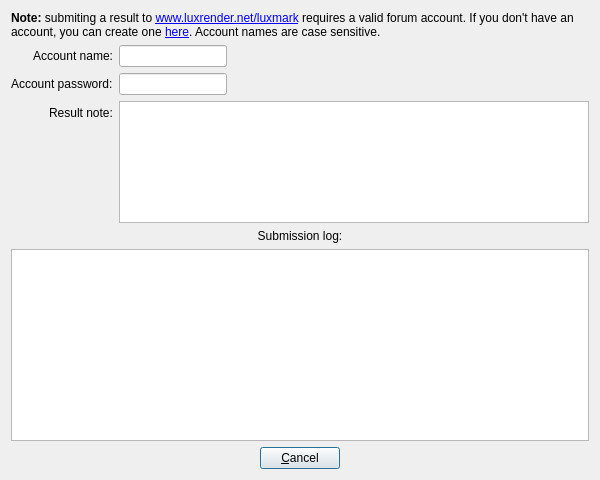
This is samples/luxmark/submitdialog.ui in LuxCoreRender/LuxCore as Qt 5 draws it before an edit. The edited form follows.
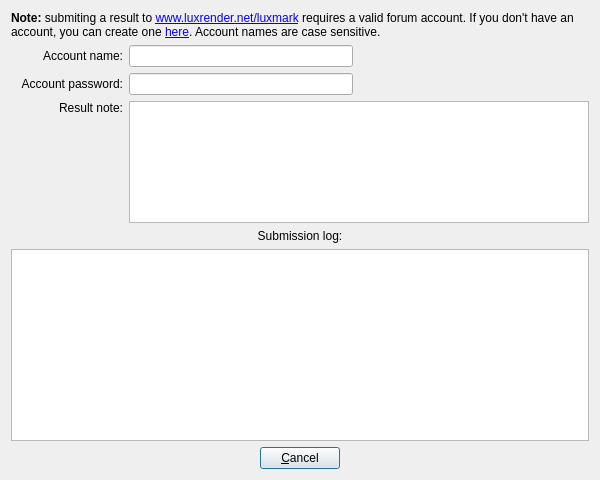
This is the edited form. Icons and pictures are not drawn.

Commit message: LuxMark: increased the width of username and password field in the submit dialog

```diff
--- a/samples/luxmark/submitdialog.ui
+++ b/samples/luxmark/submitdialog.ui
@@ -20,18 +20,15 @@
   <property name="modal">
    <bool>true</bool>
   </property>
-  <layout class="QFormLayout" name="formLayout">
-   <property name="fieldGrowthPolicy">
-    <enum>QFormLayout::AllNonFixedFieldsGrow</enum>
-   </property>
-   <property name="labelAlignment">
-    <set>Qt::AlignRight|Qt::AlignTrailing|Qt::AlignVCenter</set>
-   </property>
-   <property name="formAlignment">
-    <set>Qt::AlignHCenter|Qt::AlignTop</set>
-   </property>
-   <item row="0" column="0" colspan="2">
+  <layout class="QGridLayout" name="gridLayout">
+   <item row="0" column="0" colspan="4">
     <widget class="QLabel" name="noteLabel">
+     <property name="sizePolicy">
+      <sizepolicy hsizetype="Expanding" vsizetype="Preferred">
+       <horstretch>1</horstretch>
+       <verstretch>0</verstretch>
+      </sizepolicy>
+     </property>
      <property name="text">
       <string>&lt;b&gt;Note:&lt;/b&gt; submiting a result to &lt;a href=&quot;http://www.luxrender.net/luxmark&quot;&gt;www.luxrender.net/luxmark&lt;/a&gt; requires a valid forum account. If you don't have an account, you can create one &lt;a href=&quot;http://www.luxrender.net/forum/ucp.php?mode=register&quot;&gt;here&lt;/a&gt;. Account names are case sensitive.</string>
      </property>
@@ -52,14 +49,8 @@
      </property>
     </widget>
    </item>
-   <item row="3" column="0">
+   <item row="1" column="0">
     <widget class="QLabel" name="accountNameLabel">
-     <property name="sizePolicy">
-      <sizepolicy hsizetype="Preferred" vsizetype="Preferred">
-       <horstretch>0</horstretch>
-       <verstretch>0</verstretch>
-      </sizepolicy>
-     </property>
      <property name="text">
       <string>Account name:</string>
      </property>
@@ -68,11 +59,11 @@
      </property>
     </widget>
    </item>
-   <item row="3" column="1">
+   <item row="1" column="1">
     <widget class="QLineEdit" name="nameEdit">
      <property name="sizePolicy">
-      <sizepolicy hsizetype="Maximum" vsizetype="Preferred">
-       <horstretch>0</horstretch>
+      <sizepolicy hsizetype="Expanding" vsizetype="Preferred">
+       <horstretch>2</horstretch>
        <verstretch>0</verstretch>
       </sizepolicy>
      </property>
@@ -81,18 +72,21 @@
      </property>
     </widget>
    </item>
-   <item row="4" column="0">
+   <item row="2" column="0">
     <widget class="QLabel" name="accountPwdLabel">
      <property name="text">
       <string>Account password:</string>
      </property>
+     <property name="alignment">
+      <set>Qt::AlignRight|Qt::AlignTrailing|Qt::AlignVCenter</set>
+     </property>
     </widget>
    </item>
-   <item row="4" column="1">
+   <item row="2" column="1">
     <widget class="QLineEdit" name="pwdEdit">
      <property name="sizePolicy">
-      <sizepolicy hsizetype="Maximum" vsizetype="Preferred">
-       <horstretch>0</horstretch>
+      <sizepolicy hsizetype="Expanding" vsizetype="Preferred">
+       <horstretch>2</horstretch>
        <verstretch>0</verstretch>
       </sizepolicy>
      </property>
@@ -101,14 +95,17 @@
      </property>
     </widget>
    </item>
-   <item row="8" column="0">
+   <item row="3" column="0">
     <widget class="QLabel" name="resultNoteLabel">
      <property name="text">
       <string>Result note:</string>
      </property>
+     <property name="alignment">
+      <set>Qt::AlignRight|Qt::AlignTop|Qt::AlignTrailing</set>
+     </property>
     </widget>
    </item>
-   <item row="8" column="1">
+   <item row="3" column="1" colspan="3">
     <widget class="QPlainTextEdit" name="noteTextEdit">
      <property name="sizePolicy">
       <sizepolicy hsizetype="Expanding" vsizetype="Expanding">
@@ -118,8 +115,14 @@
      </property>
     </widget>
    </item>
-   <item row="9" column="0" colspan="2">
+   <item row="4" column="0" colspan="4">
     <widget class="QLabel" name="logLabel">
+     <property name="sizePolicy">
+      <sizepolicy hsizetype="Expanding" vsizetype="Preferred">
+       <horstretch>1</horstretch>
+       <verstretch>0</verstretch>
+      </sizepolicy>
+     </property>
      <property name="text">
       <string>Submission log:</string>
      </property>
@@ -128,11 +131,11 @@
      </property>
     </widget>
    </item>
-   <item row="12" column="0" colspan="2">
+   <item row="5" column="0" colspan="4">
     <widget class="QTextEdit" name="resultText">
      <property name="sizePolicy">
       <sizepolicy hsizetype="Expanding" vsizetype="Expanding">
-       <horstretch>0</horstretch>
+       <horstretch>1</horstretch>
        <verstretch>0</verstretch>
       </sizepolicy>
      </property>
@@ -144,11 +147,11 @@
      </property>
     </widget>
    </item>
-   <item row="13" column="0" colspan="2">
+   <item row="6" column="0" colspan="4">
     <widget class="QWidget" name="widget" native="true">
      <property name="sizePolicy">
-      <sizepolicy hsizetype="Preferred" vsizetype="Preferred">
-       <horstretch>0</horstretch>
+      <sizepolicy hsizetype="Expanding" vsizetype="Preferred">
+       <horstretch>1</horstretch>
        <verstretch>0</verstretch>
       </sizepolicy>
      </property>
@@ -172,6 +175,22 @@
      </layout>
     </widget>
    </item>
+   <item row="1" column="2">
+    <spacer name="horizontalSpacer">
+     <property name="orientation">
+      <enum>Qt::Horizontal</enum>
+     </property>
+     <property name="sizeType">
+      <enum>QSizePolicy::Minimum</enum>
+     </property>
+     <property name="sizeHint" stdset="0">
+      <size>
+       <width>60</width>
+       <height>20</height>
+      </size>
+     </property>
+    </spacer>
+   </item>
   </layout>
  </widget>
  <resources>
```
The commit also changes 1 other file.
